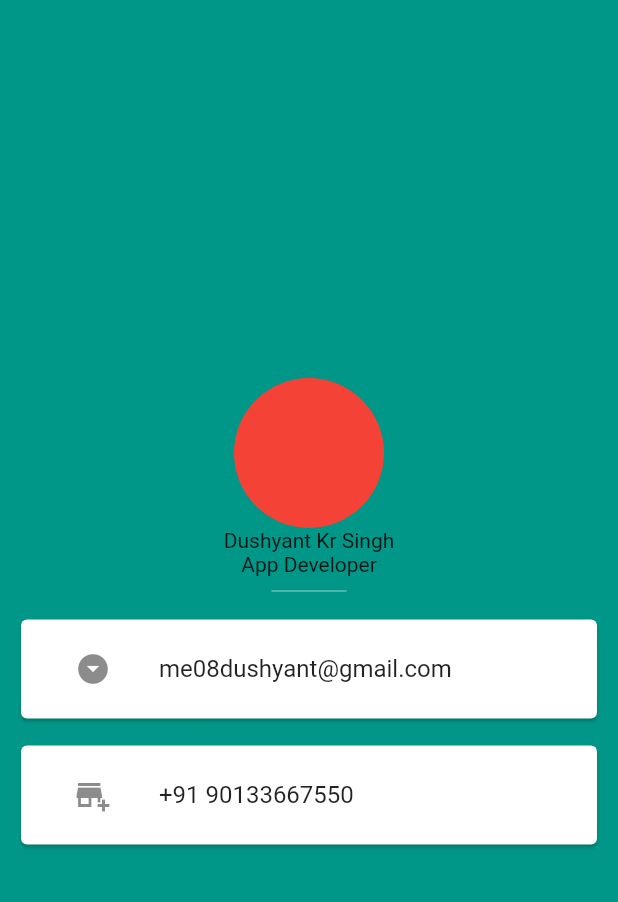
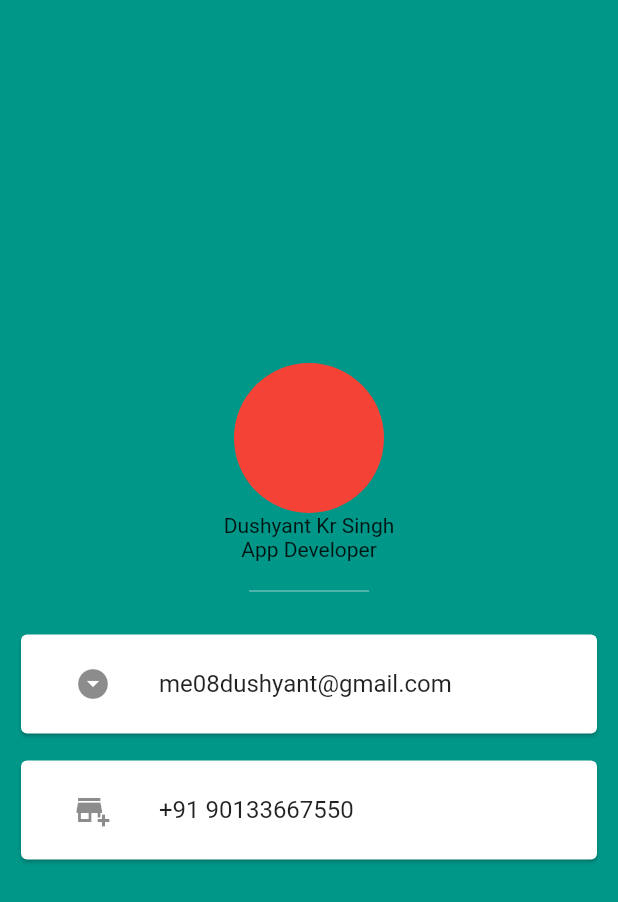
Before and after one commit to me08dushyant/miCard, a Flutter app: the screen it shows after launch, on a phone screen of 412 x 824 dp. Shown: the top 902 px of the screen. Run offline on Flutter 3.47's test engine with Material 2 defaults, Android fonts, the phone set to English and light mode, and no system bars.

```diff
--- a/lib/main.dart
+++ b/lib/main.dart
@@ -42,8 +42,8 @@ class MyHomePage extends StatelessWidget {
               Text('Dushyant Kr Singh'),
               Text('App Developer'),
               SizedBox(
-                  width: 50,
-                  height: 20,
+                  width: 80,
+                  height: 40,
                   child: Divider(
                     color: Colors.white60,
                   )),
```
Also changed, not shown: 1 other file.
